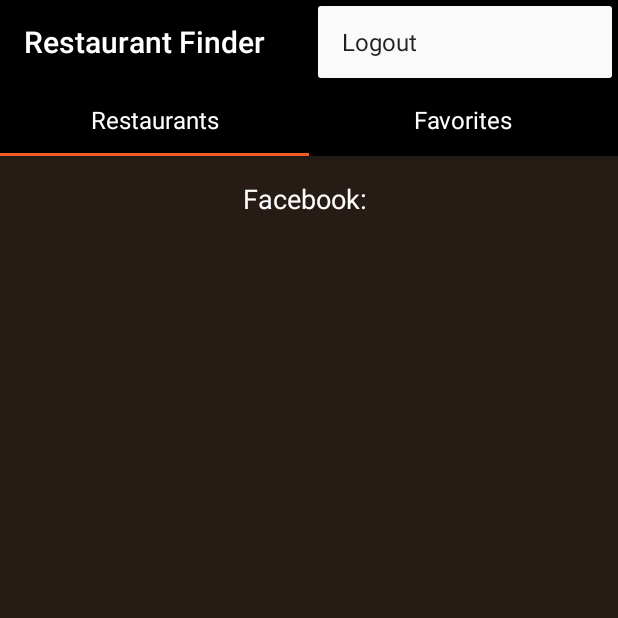
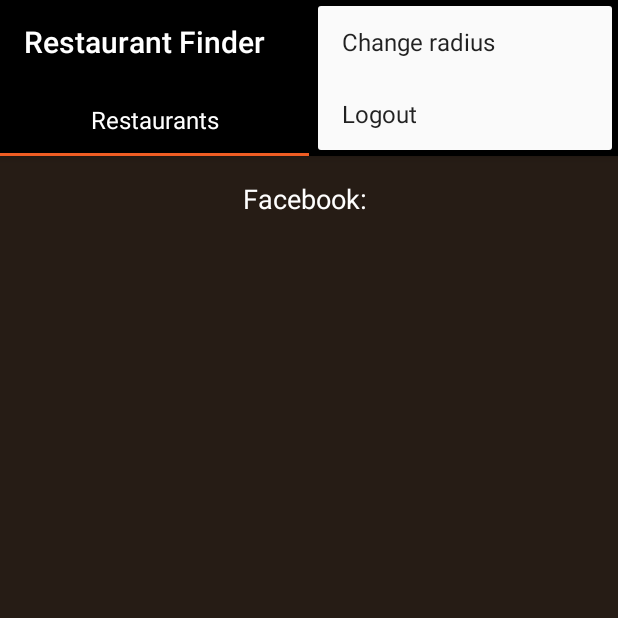
Before and after one commit to arielsashcov/AndroidRestaurant, an Android app: the screen it shows after launch once a user with an empty profile is signed in (MainActivity), with the options menu open, on a phone screen of 412 x 824 dp, the top half of it. Run offline under Robolectric (Android 15) with nearby library versions, the phone set to English and light mode, and no system bars; our stand-ins replace Firebase (no records; nobody signed in at launch, a user with empty details on screens opened directly), Picasso; libraries missing offline, so code that uses them is left out: com.facebook, com.facebook.login; pictures from the network do not load; 11 statements that could not run were skipped.

Commit message:
i love wasting my time

```diff
--- a/app/src/main/java/cgodin/qc/ca/androidrestaurant/adapters/MyAdapter.java
+++ b/app/src/main/java/cgodin/qc/ca/androidrestaurant/adapters/MyAdapter.java
@@ -117,10 +117,7 @@ public class MyAdapter extends RecyclerView.Adapter<MyAdapter.MyViewHolder> {
     @Override
     public int getItemCount() { return mDataset.size(); }
 
-    public void delete(int position){
-       // myList.remove(position);
-        notifyItemRemoved(position);
-    }
+
 
 
 }
--- a/app/src/main/java/cgodin/qc/ca/androidrestaurant/fragments/ListFragment.java
+++ b/app/src/main/java/cgodin/qc/ca/androidrestaurant/fragments/ListFragment.java
@@ -24,6 +24,7 @@ public class ListFragment extends Fragment {
 
 
     private ArrayList<Restaurant> lstRestaurants = null;
+    public MyAdapter adapter;
 
     public ListFragment() {
         // Required empty public constructor
@@ -48,7 +49,7 @@ public class ListFragment extends Fragment {
         RecyclerView rv = rootView.findViewById(R.id.rv_recycler_view);
         rv.setHasFixedSize(true);
 
-        MyAdapter adapter = new MyAdapter(lstRestaurants);
+        adapter = new MyAdapter(lstRestaurants);
 
         rv.setAdapter(adapter);
         rv.setVisibility(View.VISIBLE);
--- a/app/src/main/java/cgodin/qc/ca/androidrestaurant/utilities/JSONGetRequest.java
+++ b/app/src/main/java/cgodin/qc/ca/androidrestaurant/utilities/JSONGetRequest.java
@@ -24,6 +24,7 @@ import java.net.HttpURLConnection;
 import java.net.URL;
 import java.util.ArrayList;
 
+import cgodin.qc.ca.androidrestaurant.adapters.MyAdapter;
 import cgodin.qc.ca.androidrestaurant.model.Restaurant;
 
 /**
@@ -48,6 +49,15 @@ public class JSONGetRequest extends AsyncTask<String, String, JSONObject> {
 
     public JSONGetRequest(Context context){
         this.context = context;
+    }
+
+
+
+
+    @Override
+    protected void onProgressUpdate(String... values) {
+        super.onProgressUpdate(values);
+
     }
 
     @Override
@@ -233,14 +243,18 @@ public class JSONGetRequest extends AsyncTask<String, String, JSONObject> {
     protected void onPostExecute(JSONObject jsonObject) {
         super.onPostExecute(jsonObject);
 
+
         Log.e("OnPostExecute", "size: " + lstRestaurants.size());
+
+        MyAdapter adapter = new MyAdapter(lstRestaurants);
+        adapter.notifyDataSetChanged();
 
         for (int i = 0; i < lstRestaurants.size(); i++){
             Log.e("JSONGetRequest ", "Restaurant nbr: " + i + " " + lstRestaurants.get(i));
         }
 
+    }
 
-    }
 
     public ArrayList<Restaurant> getRestaurantArrayList(){
         return lstRestaurants;
--- a/app/src/main/res/layout/card_item.xml
+++ b/app/src/main/res/layout/card_item.xml
@@ -28,7 +28,7 @@
                 android:visibility="visible"
                 android:isIndicator="true"
                 android:layout_alignParentEnd="true"
-                style="?android:attr/ratingBarStyleIndicator"
+                style="?android:attr/ratingBarStyleSmall"
                 android:layout_marginTop="4dp"
                 android:layout_marginEnd="4dp" />
 
--- a/app/src/main/res/menu/main.xml
+++ b/app/src/main/res/menu/main.xml
@@ -1,4 +1,5 @@
 <?xml version="1.0" encoding="utf-8"?>
 <menu xmlns:android="http://schemas.android.com/apk/res/android">
+    <item android:id="@+id/change_radius" android:title="@string/change_radius" />
     <item android:id="@+id/item_logout" android:title="@string/text_logout" />
 </menu>
--- a/app/src/main/res/values/strings.xml
+++ b/app/src/main/res/values/strings.xml
@@ -30,4 +30,7 @@
 
     <!-- TODO: Remove or change this placeholder text -->
     <string name="hello_blank_fragment">Hello blank fragment</string>
+    <string name="change_radius">Change radius</string>
+    <string name="cancel">Cancel</string>
+    <string name="text_select_value_km">Select a value in km</string>
 </resources>
```
Also changed, not shown: app/src/main/java/cgodin/qc/ca/androidrestaurant/activities/MainActivity.java (+47 -6 lines).
